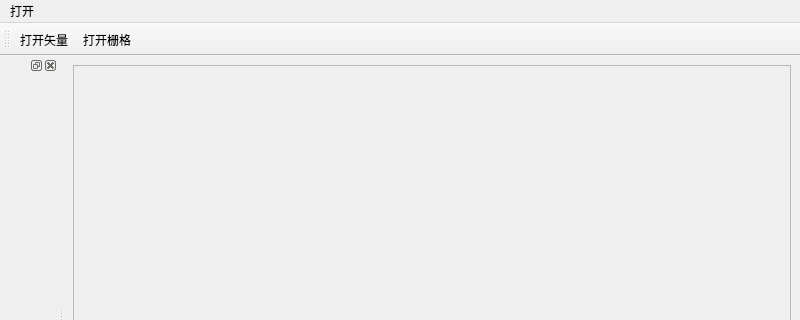
Old version of the form ui/myWindow.ui in the repository hyz321go/Qcloudmap; both pictures show x 0 to 800 and y 0 to 320 of the 800 by 600 pixel window.
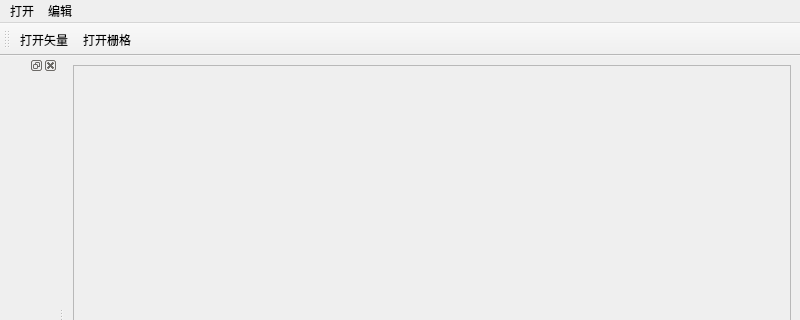
New version of the form. Icons and pictures are not drawn.

Commit message: 添加“编辑”菜单及带图标的三个子菜单

```diff
--- a/ui/myWindow.ui
+++ b/ui/myWindow.ui
@@ -47,7 +47,16 @@
     <addaction name="actionOpenShp"/>
     <addaction name="actionOpenRaster"/>
    </widget>
+   <widget class="QMenu" name="menuEdit">
+    <property name="title">
+     <string>编辑</string>
+    </property>
+    <addaction name="actionEditShp"/>
+    <addaction name="actionSelectFeature"/>
+    <addaction name="actionDeleteFeature"/>
+   </widget>
    <addaction name="menuOpen"/>
+   <addaction name="menuEdit"/>
   </widget>
   <widget class="QStatusBar" name="statusbar"/>
   <widget class="QDockWidget" name="dockWidget">
```
Left out of the diff: 36 changed lines with no effect on the pictures. The commit also changes 7 other files.
